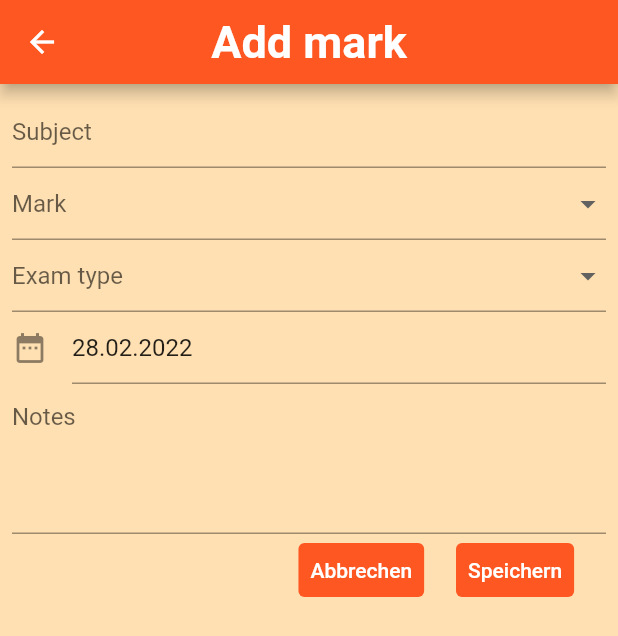
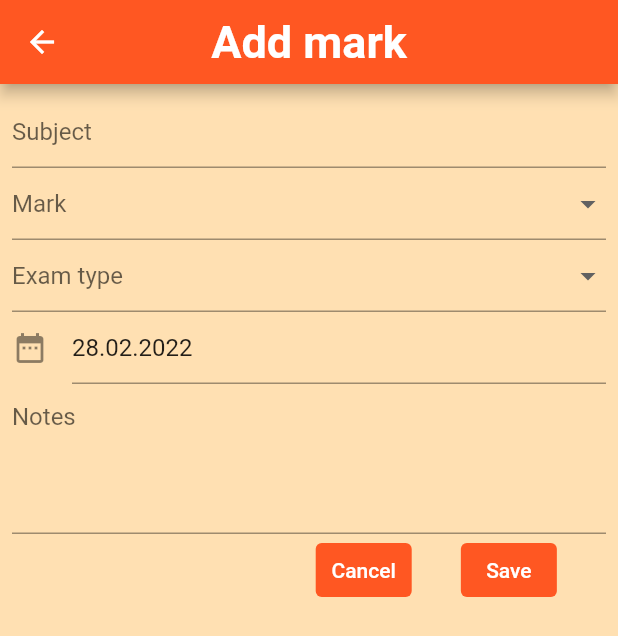
Before and after one commit to stefanstaffler/Student-Manager, a Flutter app: the screen it shows after launch, after a tap on the "add" icon, on a phone screen of 412 x 824 dp. Shown: the top 636 px of the screen. Run offline on Flutter 3.47's test engine with Material 2 defaults, Android fonts, the phone set to English and light mode, and no system bars; our stand-ins replace easy_localization, sqflite; accounts and stored records are empty.

```diff
--- a/lib/main.dart
+++ b/lib/main.dart
@@ -1,16 +1,29 @@
+
+import 'package:easy_localization/easy_localization.dart';
 import 'package:flutter/material.dart';
-import 'package:flutter_localizations/flutter_localizations.dart';
 
 import 'constants.dart';
 import 'database.dart';
-import 'generated/l10n.dart';
 import 'mark_detail_view.dart';
 import 'student_manager_drawer.dart';
 import 'task_detail_view.dart';
 
-void main() {
+void main() async {
   WidgetsFlutterBinding.ensureInitialized();
-  runApp(const StudentManagerApp());
+  await EasyLocalization.ensureInitialized();
+
+  runApp(
+    EasyLocalization(
+      supportedLocales: const [
+        Locale("de"),
+        Locale("en"),
+      ],
+      path: "assets/translations",
+      useOnlyLangCode: true,
+      fallbackLocale: const Locale("en"),
+      child: const StudentManagerApp(),
+    ),
+  );
 }
 
 class StudentManagerApp extends StatefulWidget {
@@ -33,17 +46,13 @@ class _StudentManagerAppState extends State<StudentManagerApp> {
   @override
   Widget build(BuildContext context) {
     return MaterialApp(
-      locale: const Locale("de"),
-      localizationsDelegates: const [
-        S.delegate,
-        GlobalMaterialLocalizations.delegate,
-        GlobalWidgetsLocalizations.delegate,
-      ],
-      supportedLocales: S.delegate.supportedLocales,
-      onGenerateTitle: (context) => S().title,
+      locale: context.locale,
+      localizationsDelegates: context.localizationDelegates,
+      supportedLocales: context.supportedLocales,
+      title: "title".tr(),
       home: Scaffold(
         appBar: AppBar(
-          title: Text(S().title),
+          title: const Text("title").tr(),
         ),
         drawer: StudentManagerDrawer(
           viewChanged: (View value) {
--- a/lib/mark_detail_view.dart
+++ b/lib/mark_detail_view.dart
@@ -1,8 +1,8 @@
 import 'package:date_time_picker/date_time_picker.dart';
+import 'package:easy_localization/easy_localization.dart';
 import 'package:flutter/material.dart';
 
 import 'constants.dart';
-import 'generated/l10n.dart';
 import 'mark.dart';
 
 class MarkDetailView extends StatefulWidget {
@@ -170,7 +170,7 @@ class _MarkDetailViewState extends State<MarkDetailView> {
                                 onPressed: () {
                                   Navigator.pop(context, null);
                                 },
-                                child: Text(S().cancel),
+                                child: const Text("cancel").tr(),
                               ),
                               TextButton(
                                 onPressed: () {
@@ -203,7 +203,7 @@ class _MarkDetailViewState extends State<MarkDetailView> {
                                     }
                                   }
                                 },
-                                child: Text(S().save),
+                                child: const Text("save").tr(),
                               ),
                             ],
                           ),
--- a/lib/marks_view.dart
+++ b/lib/marks_view.dart
@@ -1,8 +1,8 @@
 import 'package:flutter/material.dart';
 import 'package:sqflite/sqflite.dart';
+import 'package:easy_localization/easy_localization.dart';
 
 import 'database.dart';
-import 'generated/l10n.dart';
 import 'mark.dart';
 import 'mark_card.dart';
 
@@ -91,10 +91,10 @@ class MarksViewState extends State<MarksView> {
     return Column(
       children: [
         Text(
-          S().menu_marks,
+          "menu_marks",
           style: Theme.of(context).textTheme.headline1,
           textAlign: TextAlign.center,
-        ),
+        ).tr(),
         Expanded(
           child: ListView.builder(
             itemCount: _markList.length,
@@ -109,7 +109,7 @@ class MarksViewState extends State<MarksView> {
                   ScaffoldMessenger.of(context).showSnackBar(SnackBar(
                     content: const Text("Mark deleted"),
                     action: SnackBarAction(
-                      label: S().back,
+                      label: "back".tr(),
                       onPressed: () {
                         addMarkAt(markItem, index);
                       },
--- a/lib/student_manager_drawer.dart
+++ b/lib/student_manager_drawer.dart
@@ -1,7 +1,7 @@
 import 'package:flutter/material.dart';
+import 'package:easy_localization/easy_localization.dart';
 
 import 'constants.dart';
-import 'generated/l10n.dart';
 
 class StudentManagerDrawer extends StatelessWidget {
   const StudentManagerDrawer({Key? key, required this.viewChanged})
@@ -21,20 +21,20 @@ class StudentManagerDrawer extends StatelessWidget {
                 DrawerHeader(
                   child: Center(
                     child: Text(
-                      S().menu_title,
+                      "menu_title",
                       style: Theme.of(context).textTheme.headline1,
-                    ),
+                    ).tr(),
                   ),
                 ),
                 ListTile(
-                  title: Text(S().menu_marks),
+                  title: const Text("menu_marks").tr(),
                   onTap: () {
                     viewChanged(View.marks);
                     Navigator.pop(context);
                   },
                 ),
                 ListTile(
-                  title: Text(S().menu_tasks),
+                  title: const Text("menu_tasks").tr(),
                   onTap: () {
                     viewChanged(View.tasks);
                     Navigator.pop(context);
@@ -44,7 +44,7 @@ class StudentManagerDrawer extends StatelessWidget {
             ),
           ),
           ListTile(
-            title: Text(S().menu_settings),
+            title: const Text("menu_settings").tr(),
             onTap: () {
               viewChanged(View.settings);
               Navigator.pop(context);
--- a/lib/task_detail_view.dart
+++ b/lib/task_detail_view.dart
@@ -1,8 +1,8 @@
 import 'package:date_time_picker/date_time_picker.dart';
 import 'package:flutter/material.dart';
+import 'package:easy_localization/easy_localization.dart';
 
 import 'constants.dart';
-import 'generated/l10n.dart';
 import 'task.dart';
 
 class TaskDetailView extends StatefulWidget {
@@ -156,7 +156,7 @@ class _TaskDetailViewState extends State<TaskDetailView> {
                                 onPressed: () {
                                   Navigator.pop(context, null);
                                 },
-                                child: Text(S().cancel),
+                                child: const Text("cancel").tr(),
                               ),
                               TextButton(
                                 onPressed: () {
@@ -187,7 +187,7 @@ class _TaskDetailViewState extends State<TaskDetailView> {
                                     }
                                   }
                                 },
-                                child: Text(S().save),
+                                child: const Text("save").tr(),
                               ),
                             ],
                           ),
```
Also changed, not shown: assets/translations/de.json (added, +11 -0 lines), assets/translations/en.json (added, +11 -0 lines), lib/l10n/intl_de.arb (deleted, +0 -35 lines), lib/l10n/intl_en.arb (deleted, +0 -35 lines), lib/settings_view.dart (+42 -4 lines), lib/tasks_view.dart (+4 -4 lines), pubspec.yaml (+3 -5 lines), lib/generated/intl/messages_all.dart (deleted), lib/generated/intl/messages_de.dart (deleted), lib/generated/intl/messages_en.dart (deleted), lib/generated/l10n.dart (deleted), pubspec.lock.
